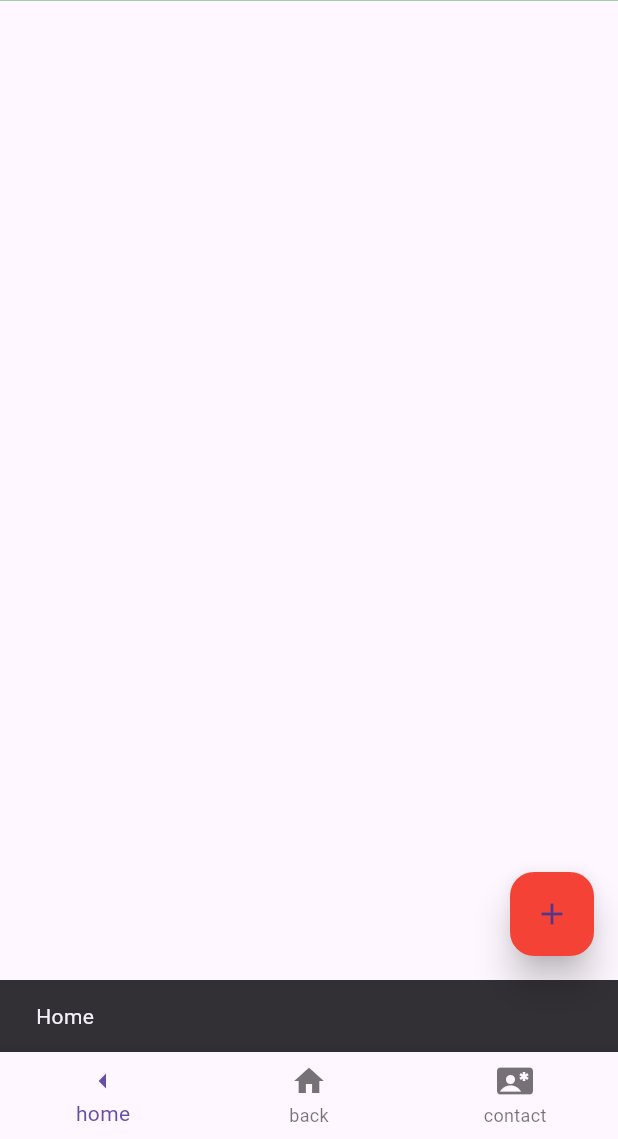
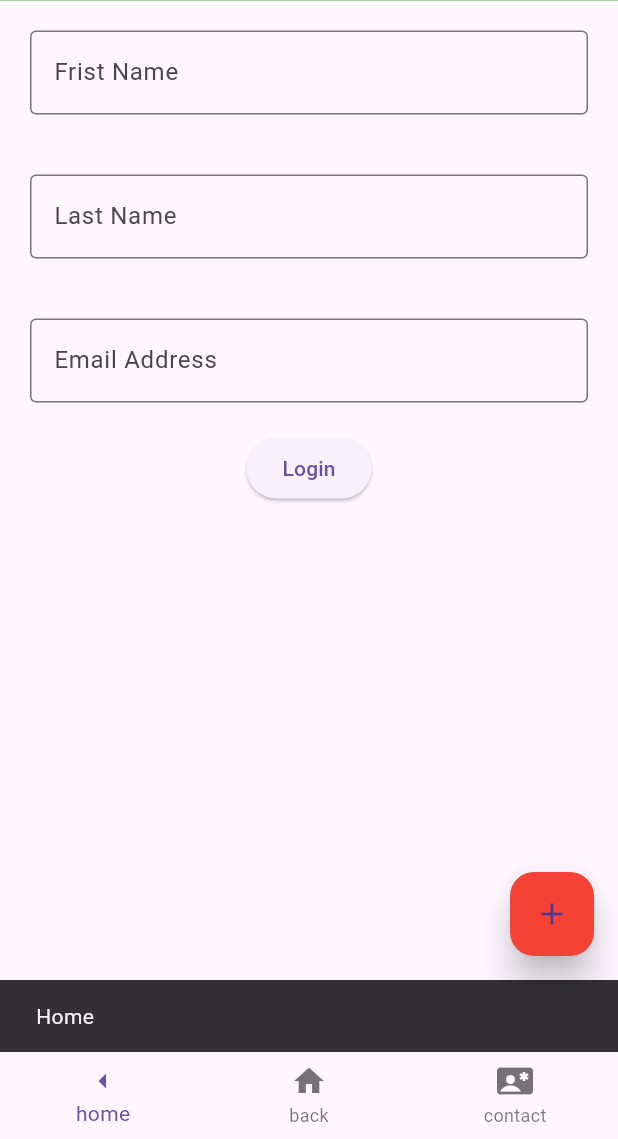
Before and after one commit to khairozzaman91/flutter_learn, a Flutter app: the screen it shows after launch, item 2 of the bottom bar chosen, on a phone screen of 412 x 824 dp, the part 97-1236 px from its top. Run offline on Flutter 3.47's test engine with Material 3 defaults, Android fonts, the phone set to English and light mode, and no system bars; network calls fail.

Commit message:
form and login button

```diff
--- a/lib/main.dart
+++ b/lib/main.dart
@@ -35,6 +35,21 @@ class HomeActivity extends StatelessWidget {
        SnackBar(content: Text(message))
     );
   }
+
+  MyAlertDialog(context){
+    return showDialog(
+        context: context,
+        builder: (BuildContext context){
+            return Expanded(
+                child: AlertDialog(
+                  title: Text("Alert!"),
+                  content: Text("Do you want to delet ?"),
+                )
+            );
+        }
+    );
+  }
+
 
 
   @override
@@ -128,9 +143,81 @@ class HomeActivity extends StatelessWidget {
           ],
         ),
       ),
+      // body: Container(
+      //
+      //   height: 250,
+      //   width: 250,
+      //   alignment: Alignment.center,
+      //   margin: EdgeInsets.fromLTRB(80, 160, 60, 20),
+      //  // padding: EdgeInsets.fromLTRB(left, top, right, bottom),
+      //   decoration: BoxDecoration(
+      //     color: Colors.blue,
+      //     border: Border.all(color: Colors.green, width: 6)
+      //   ),
+      //  child: Image.asset('assets/images/welcome.png'),
+      //
+      // ),
+
+      // body: Row(
+      //   mainAxisAlignment: MainAxisAlignment.spaceEvenly,
+      //   children: [
+      //     Container(
+      //       height: 100,
+      //       width: 100,
+      //       child: Image.asset("assets/images/welcome.png"),
+      //     ),
+      //     Container(
+      //       height: 100,
+      //       width: 100,
+      //       child: Image.asset("assets/images/welcome.png"),
+      //     ),
+      //     Container(
+      //       height: 100,
+      //       width: 100,
+      //       child: Image.asset("assets/images/welcome.png"),
+      //     )
+      //
+      //   ],
+      // ),
+   body: Column(
+     mainAxisAlignment: MainAxisAlignment.start,
+     children: [
+       Padding(padding:EdgeInsets.all(20),
+         child: TextField(
+           decoration: InputDecoration(
+             border: OutlineInputBorder(),
+             labelText: 'Frist Name'
+           ),
+         ),
+       ),
+       Padding(padding:EdgeInsets.all(20),
+         child: TextField(
+           decoration: InputDecoration(
+               border: OutlineInputBorder(),
+               labelText: 'Last Name'
+           ),
+         ),
+       ),
+       Padding(padding:EdgeInsets.all(20),
+         child: TextField(
+           decoration: InputDecoration(
+               border: OutlineInputBorder(),
+               labelText: 'Email Address'
+           ),
+         ),
+       ),
+       Padding(padding:EdgeInsets.fromLTRB(10,0,10,0),
+         child: ElevatedButton(onPressed: (){},
+           child: Text('Login'),
+         ),
+       ),
+
+     ],
+   ),
 
     );
 
 
+
   }
 }
--- a/pubspec.yaml
+++ b/pubspec.yaml
@@ -59,9 +59,9 @@ flutter:
   uses-material-design: true
 
   # To add assets to your application, add an assets section, like this:
-  # assets:
-  #   - images/a_dot_burr.jpeg
-  #   - images/a_dot_ham.jpeg
+  assets:
+    - assets/images/welcome.png
+
 
   # An image asset can refer to one or more resolution-specific "variants", see
   # https://flutter.dev/assets-and-images/#resolution-aware
```
Also changed, not shown: assets/images/welcome.png (added).
